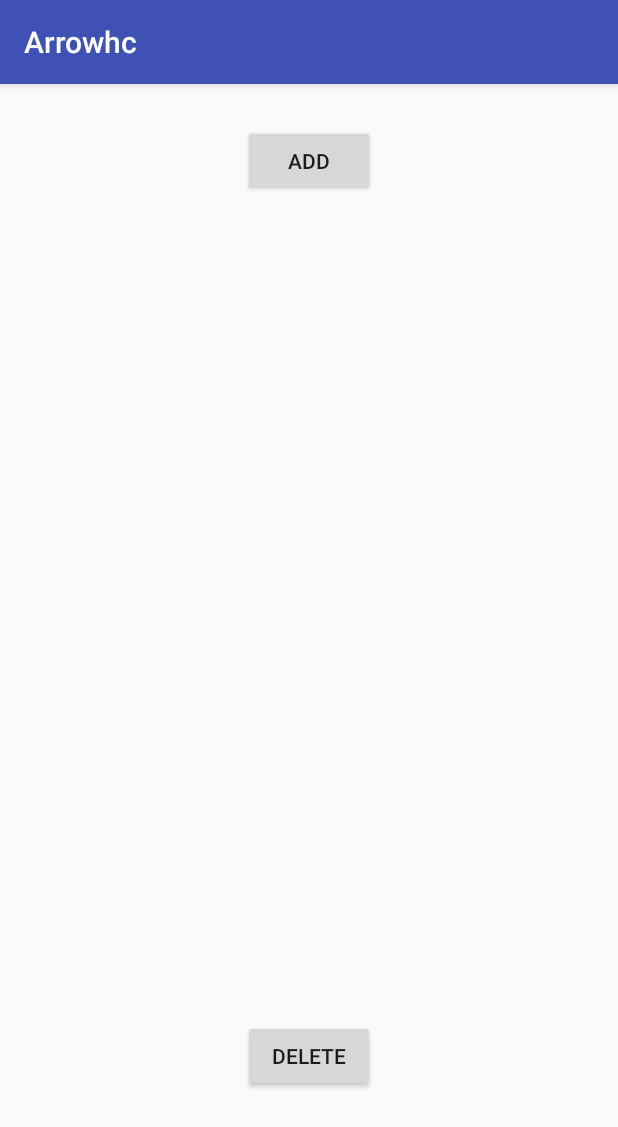
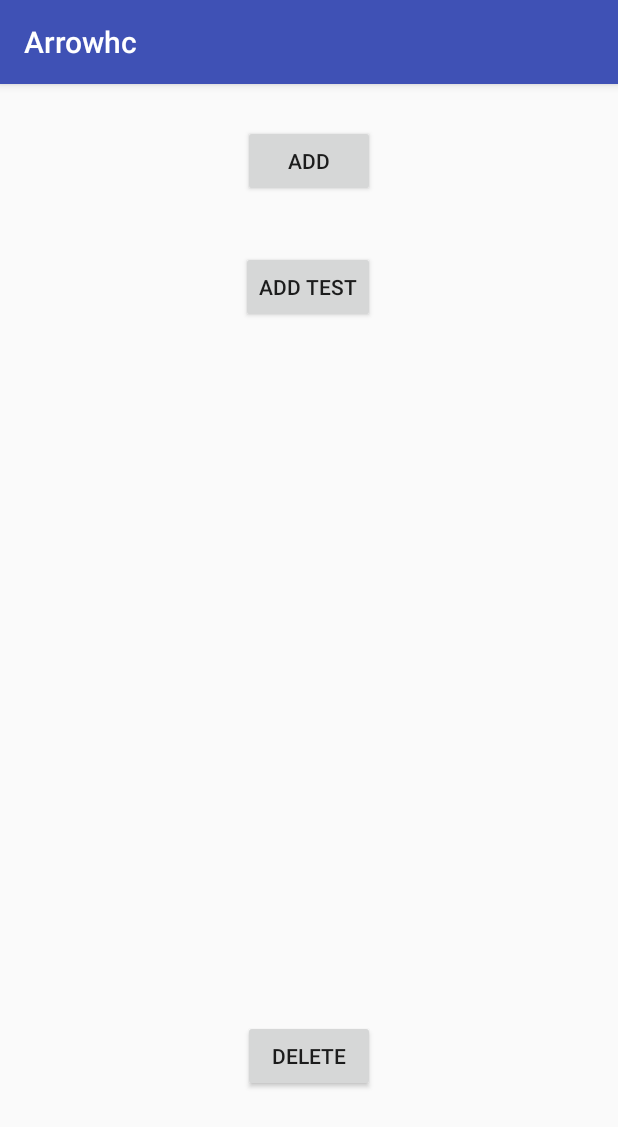
Before and after one commit to TeamArrowAndroid1/arrowhcandroid, an Android app: the PatientPage screen opened directly, with no data from a screen before it, on a phone screen of 412 x 824 dp. Shown: the top 1127 px of the screen. Run offline under Robolectric (Android 15) with nearby library versions, the phone set to English and light mode, and no system bars; network calls fail.

Commit message:
Adding Button for Add Test Activity

```diff
--- a/arrowapp/src/main/java/com/arrow/arrowhc/PatientPage.java
+++ b/arrowapp/src/main/java/com/arrow/arrowhc/PatientPage.java
@@ -8,7 +8,7 @@ import android.widget.Button;
 
 public class PatientPage extends AppCompatActivity {
 
-    Button add,view,delete;View v; String id;
+    Button add,view,delete,test;View v; String id;
     @Override
     protected void onCreate(Bundle savedInstanceState) {
         super.onCreate(savedInstanceState);
@@ -18,6 +18,8 @@ public class PatientPage extends AppCompatActivity {
         add=(Button)findViewById(R.id.add);
         view=(Button)findViewById(R.id.viewp);
         delete=(Button)findViewById(R.id.deletep);
+
+        test=(Button)findViewById(R.id.buttonTest);
 
         //if there is no paitent id
            view.setVisibility(v.GONE);
@@ -31,5 +33,15 @@ public class PatientPage extends AppCompatActivity {
             }
         });
 
+        test.setOnClickListener(new View.OnClickListener() {
+            @Override
+            public void onClick(View v) {
+                Intent intent=new Intent(getBaseContext(),AddTest.class);
+                intent.putExtra("id",id);
+                startActivity(intent);
+            }
+        });
+
+
     }
 }
--- a/arrowapp/src/main/res/layout/activity_add__patient.xml
+++ b/arrowapp/src/main/res/layout/activity_add__patient.xml
@@ -8,7 +8,7 @@
     android:paddingLeft="@dimen/activity_horizontal_margin"
     android:paddingRight="@dimen/activity_horizontal_margin"
     android:paddingTop="@dimen/activity_vertical_margin"
-    tools:context="com.arrowhc.harry.arrowhc.AddPatient">
+    tools:context="com.arrow.arrowhc.AddPatient">
 
     <TextView
         android:text="Add Patient"
--- a/arrowapp/src/main/res/layout/activity_patient_page.xml
+++ b/arrowapp/src/main/res/layout/activity_patient_page.xml
@@ -8,7 +8,7 @@
     android:paddingLeft="@dimen/activity_horizontal_margin"
     android:paddingRight="@dimen/activity_horizontal_margin"
     android:paddingTop="@dimen/activity_vertical_margin"
-    tools:context="com.arrowhc.harry.arrowhc.Patient_page">
+    tools:context="com.arrow.arrowhc.PatientPage">
 
     <Button
         android:text="View"
@@ -38,4 +38,14 @@
         android:layout_marginTop="11dp"
         android:id="@+id/add"
         android:layout_centerHorizontal="true"/>
+
+    <Button
+        android:text="Add Test"
+        android:layout_width="wrap_content"
+        android:layout_height="wrap_content"
+        android:layout_below="@+id/add"
+        android:layout_alignEnd="@+id/add"
+        android:layout_marginTop="36dp"
+        android:id="@+id/buttonTest"
+        style="@style/Widget.AppCompat.Button" />
 </RelativeLayout>
--- a/arrowapp/src/main/res/layout/activity_patient_view.xml
+++ b/arrowapp/src/main/res/layout/activity_patient_view.xml
@@ -8,7 +8,7 @@
     android:paddingLeft="@dimen/activity_horizontal_margin"
     android:paddingRight="@dimen/activity_horizontal_margin"
     android:paddingTop="@dimen/activity_vertical_margin"
-    tools:context="com.arrowhc.harry.arrowhc.Patient_view"
+    tools:context="com.arrow.arrowhc.PatientView"
     android:background="@drawable/back">
 
 
--- a/arrowapp/src/main/res/layout/activity_search_.xml
+++ b/arrowapp/src/main/res/layout/activity_search_.xml
@@ -9,7 +9,7 @@
     android:paddingLeft="@dimen/activity_horizontal_margin"
     android:paddingRight="@dimen/activity_horizontal_margin"
     android:paddingTop="@dimen/activity_vertical_margin"
-    tools:context="com.arrowhc.harry.arrowhc.Search_Activity">
+    tools:context="com.arrow.arrowhc.SearchActivity">
 
     <android.support.design.widget.TabLayout
         android:layout_width="match_parent"
--- a/arrowapp/src/main/res/layout/activity_sign__in.xml
+++ b/arrowapp/src/main/res/layout/activity_sign__in.xml
@@ -8,7 +8,7 @@
     android:paddingLeft="@dimen/activity_horizontal_margin"
     android:paddingRight="@dimen/activity_horizontal_margin"
     android:paddingTop="@dimen/activity_vertical_margin"
-    tools:context="com.arrowhc.harry.arrowhc.Sign_In"
+    tools:context="com.arrow.arrowhc.SignIn"
     android:background="@drawable/first_bg">
 
 
--- a/arrowapp/src/main/res/layout/activity_staff_.xml
+++ b/arrowapp/src/main/res/layout/activity_staff_.xml
@@ -8,7 +8,7 @@
     android:paddingLeft="@dimen/activity_horizontal_margin"
     android:paddingRight="@dimen/activity_horizontal_margin"
     android:paddingTop="@dimen/activity_vertical_margin"
-    tools:context="com.arrowhc.harry.arrowhc.Staff_Activity"
+    tools:context="com.arrow.arrowhc.StaffActivity"
     android:background="@drawable/back">
 
     <TextView
```
Also changed, not shown: 2 other files.
